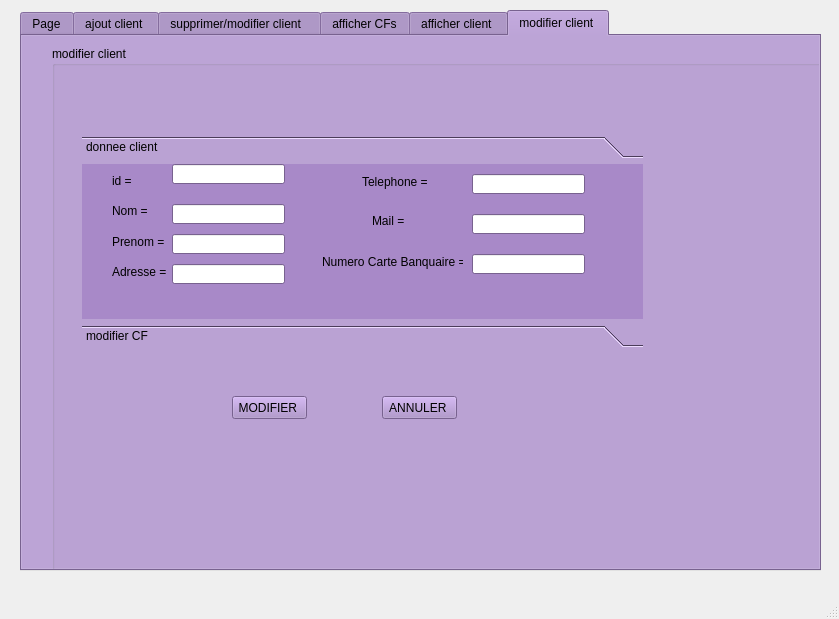
Above: mainwindow.ui from mensia/projectCPP_2A before the change. Below: the same form after it.
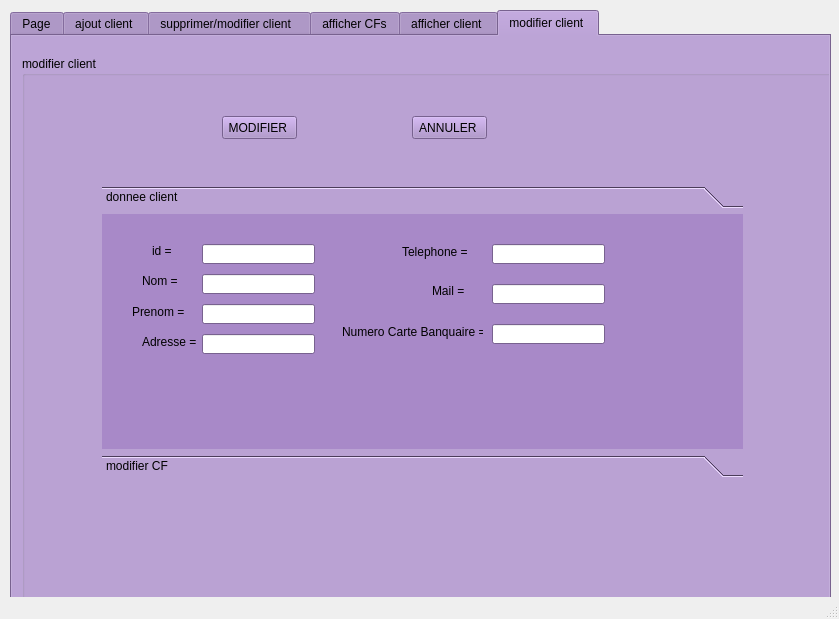
That is the form after the change. The open tabs and pages were chosen to show the change.

The edit to the form file:
```diff
--- a/mainwindow.ui
+++ b/mainwindow.ui
@@ -17,10 +17,10 @@
    <widget class="QTabWidget" name="tabWidget">
     <property name="geometry">
      <rect>
-      <x>20</x>
+      <x>10</x>
       <y>10</y>
-      <width>801</width>
-      <height>561</height>
+      <width>821</width>
+      <height>601</height>
      </rect>
     </property>
     <property name="palette">
@@ -1782,10 +1782,10 @@
      <widget class="QGroupBox" name="groupBox_3">
       <property name="geometry">
        <rect>
-        <x>30</x>
-        <y>10</y>
-        <width>801</width>
-        <height>531</height>
+        <x>10</x>
+        <y>20</y>
+        <width>811</width>
+        <height>561</height>
        </rect>
       </property>
       <property name="title">
@@ -1794,8 +1794,8 @@
       <widget class="QPushButton" name="pushButton_modifier_client">
        <property name="geometry">
         <rect>
-         <x>180</x>
-         <y>350</y>
+         <x>200</x>
+         <y>60</y>
          <width>75</width>
          <height>23</height>
         </rect>
@@ -1807,8 +1807,8 @@
       <widget class="QPushButton" name="pushButton_11">
        <property name="geometry">
         <rect>
-         <x>330</x>
-         <y>350</y>
+         <x>390</x>
+         <y>60</y>
          <width>75</width>
          <height>23</height>
         </rect>
@@ -1820,24 +1820,32 @@
       <widget class="QToolBox" name="toolBox">
        <property name="geometry">
         <rect>
-         <x>30</x>
-         <y>90</y>
-         <width>561</width>
-         <height>211</height>
+         <x>80</x>
+         <y>130</y>
+         <width>641</width>
+         <height>291</height>
         </rect>
        </property>
        <property name="currentIndex">
         <number>1</number>
        </property>
        <widget class="QWidget" name="page_2">
+        <property name="geometry">
+         <rect>
+          <x>0</x>
+          <y>0</y>
+          <width>641</width>
+          <height>235</height>
+         </rect>
+        </property>
         <attribute name="label">
          <string>donnee client </string>
         </attribute>
         <widget class="QLabel" name="label_18">
          <property name="geometry">
           <rect>
-           <x>30</x>
-           <y>10</y>
+           <x>50</x>
+           <y>30</y>
            <width>47</width>
            <height>14</height>
           </rect>
@@ -1849,8 +1857,8 @@
         <widget class="QLineEdit" name="lineEdit_id_a_modifier">
          <property name="geometry">
           <rect>
-           <x>90</x>
-           <y>0</y>
+           <x>100</x>
+           <y>30</y>
            <width>113</width>
            <height>20</height>
           </rect>
@@ -1862,8 +1870,8 @@
         <widget class="QLabel" name="label_20">
          <property name="geometry">
           <rect>
-           <x>30</x>
-           <y>40</y>
+           <x>40</x>
+           <y>60</y>
            <width>47</width>
            <height>14</height>
           </rect>
@@ -1875,8 +1883,8 @@
         <widget class="QLineEdit" name="lineEdit_nom_a_modifier">
          <property name="geometry">
           <rect>
-           <x>90</x>
-           <y>40</y>
+           <x>100</x>
+           <y>60</y>
            <width>113</width>
            <height>20</height>
           </rect>
@@ -1886,7 +1894,7 @@
          <property name="geometry">
           <rect>
            <x>30</x>
-           <y>70</y>
+           <y>90</y>
            <width>61</width>
            <height>16</height>
           </rect>
@@ -1898,8 +1906,8 @@
         <widget class="QLineEdit" name="lineEdit__prenom_a_modifier">
          <property name="geometry">
           <rect>
-           <x>90</x>
-           <y>70</y>
+           <x>100</x>
+           <y>90</y>
            <width>113</width>
            <height>20</height>
           </rect>
@@ -1908,8 +1916,8 @@
         <widget class="QLabel" name="label_22">
          <property name="geometry">
           <rect>
-           <x>30</x>
-           <y>100</y>
+           <x>40</x>
+           <y>120</y>
            <width>71</width>
            <height>16</height>
           </rect>
@@ -1921,8 +1929,8 @@
         <widget class="QLineEdit" name="lineEdit_adresse_a_modifier">
          <property name="geometry">
           <rect>
-           <x>90</x>
-           <y>100</y>
+           <x>100</x>
+           <y>120</y>
            <width>113</width>
            <height>20</height>
           </rect>
@@ -1931,8 +1939,8 @@
         <widget class="QLabel" name="label_23">
          <property name="geometry">
           <rect>
-           <x>280</x>
-           <y>10</y>
+           <x>300</x>
+           <y>30</y>
            <width>71</width>
            <height>16</height>
           </rect>
@@ -1945,7 +1953,7 @@
          <property name="geometry">
           <rect>
            <x>390</x>
-           <y>10</y>
+           <y>30</y>
            <width>113</width>
            <height>20</height>
           </rect>
@@ -1957,8 +1965,8 @@
         <widget class="QLabel" name="label_24">
          <property name="geometry">
           <rect>
-           <x>290</x>
-           <y>50</y>
+           <x>330</x>
+           <y>70</y>
            <width>47</width>
            <height>14</height>
           </rect>
@@ -1971,7 +1979,7 @@
          <property name="geometry">
           <rect>
            <x>390</x>
-           <y>50</y>
+           <y>70</y>
            <width>113</width>
            <height>20</height>
           </rect>
@@ -1981,7 +1989,7 @@
          <property name="geometry">
           <rect>
            <x>240</x>
-           <y>90</y>
+           <y>110</y>
            <width>141</width>
            <height>16</height>
           </rect>
@@ -1994,7 +2002,7 @@
          <property name="geometry">
           <rect>
            <x>390</x>
-           <y>90</y>
+           <y>110</y>
            <width>113</width>
            <height>20</height>
           </rect>
```
Left out of the diff: 6 changed lines with no effect on the pictures.
